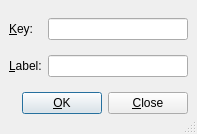
The window that src/frontends/qt4/ui/BibitemUi.ui (cburschka/lyx) describes before a commit, drawn with Qt 5.
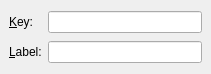
The same window after the commit.

Commit message: Migrate GuiBibitem to InsetParamsWidget.

What changed in the file:
```diff
--- a/src/frontends/qt4/ui/BibitemUi.ui
+++ b/src/frontends/qt4/ui/BibitemUi.ui
@@ -3,34 +3,29 @@
  <comment></comment>
  <exportmacro></exportmacro>
  <class>BibitemUi</class>
- <widget class="QDialog" name="BibitemUi" >
-  <property name="geometry" >
+ <widget class="QWidget" name="BibitemUi">
+  <property name="geometry">
    <rect>
     <x>0</x>
     <y>0</y>
-    <width>197</width>
-    <height>134</height>
+    <width>211</width>
+    <height>74</height>
    </rect>
   </property>
   <property name="windowTitle" >
    <string/>
   </property>
-  <property name="sizeGripEnabled" >
-   <bool>true</bool>
-  </property>
-  <layout class="QGridLayout" >
-   <property name="margin" >
+  <layout class="QGridLayout">
+   <property name="margin">
     <number>9</number>
    </property>
    <property name="spacing" >
     <number>6</number>
    </property>
-   <item row="0" column="1" >
-    <widget class="QLineEdit" name="keyED" >
-     <property name="sizePolicy" >
-      <sizepolicy>
-       <hsizetype>7</hsizetype>
-       <vsizetype>0</vsizetype>
+   <item row="0" column="1">
+    <widget class="QLineEdit" name="keyED">
+     <property name="sizePolicy">
+      <sizepolicy hsizetype="Expanding" vsizetype="Fixed">
        <horstretch>0</horstretch>
        <verstretch>0</verstretch>
       </sizepolicy>
@@ -40,12 +35,10 @@
      </property>
     </widget>
    </item>
-   <item row="1" column="1" >
-    <widget class="QLineEdit" name="labelED" >
-     <property name="sizePolicy" >
-      <sizepolicy>
-       <hsizetype>7</hsizetype>
-       <vsizetype>0</vsizetype>
+   <item row="1" column="1">
+    <widget class="QLineEdit" name="labelED">
+     <property name="sizePolicy">
+      <sizepolicy hsizetype="Expanding" vsizetype="Fixed">
        <horstretch>0</horstretch>
        <verstretch>0</verstretch>
       </sizepolicy>
@@ -81,49 +74,6 @@
      </property>
     </widget>
    </item>
-   <item row="2" column="0" colspan="2" >
-    <layout class="QHBoxLayout" >
-     <property name="margin" >
-      <number>0</number>
-     </property>
-     <property name="spacing" >
-      <number>6</number>
-     </property>
-     <item>
-      <spacer>
-       <property name="orientation" >
-        <enum>Qt::Horizontal</enum>
-       </property>
-       <property name="sizeType" >
-        <enum>QSizePolicy::Expanding</enum>
-       </property>
-       <property name="sizeHint" >
-        <size>
-         <width>20</width>
-         <height>20</height>
-        </size>
-       </property>
-      </spacer>
-     </item>
-     <item>
-      <widget class="QPushButton" name="okPB" >
-       <property name="text" >
-        <string>&amp;OK</string>
-       </property>
-       <property name="default" >
-        <bool>true</bool>
-       </property>
-      </widget>
-     </item>
-     <item>
-      <widget class="QPushButton" name="closePB" >
-       <property name="text" >
-        <string>&amp;Close</string>
-       </property>
-      </widget>
-     </item>
-    </layout>
-   </item>
   </layout>
  </widget>
  <pixmapfunction></pixmapfunction>
```
Left out of the diff: 36 changed lines with no effect on the pictures. The commit also changes 5 other files.
